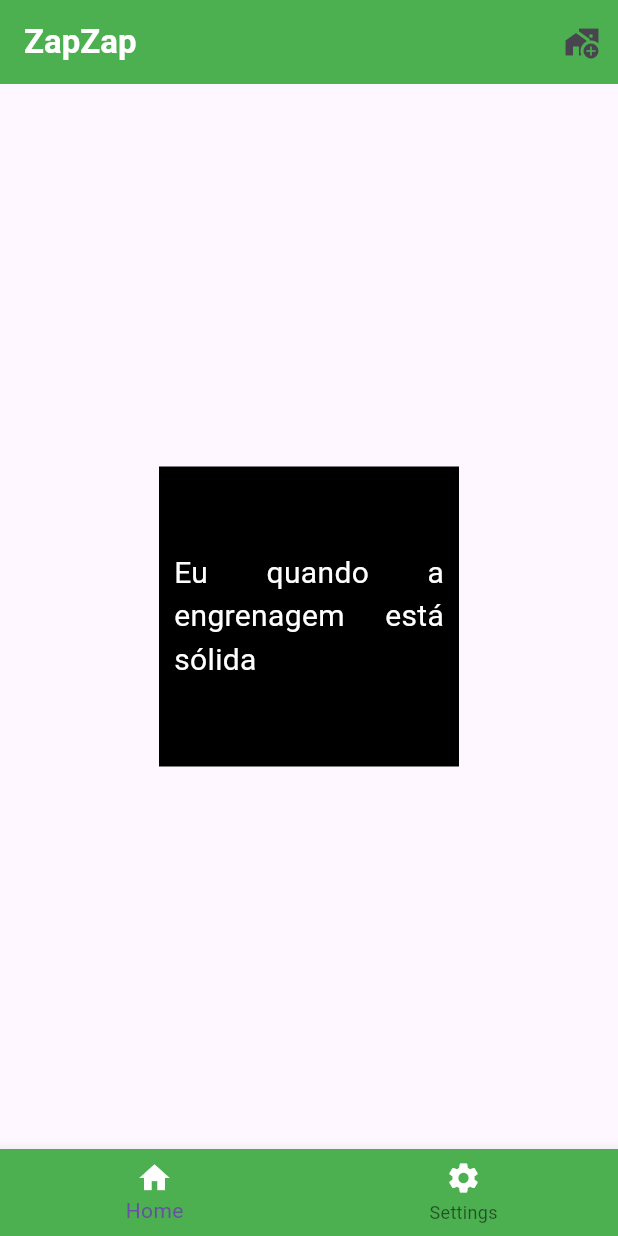
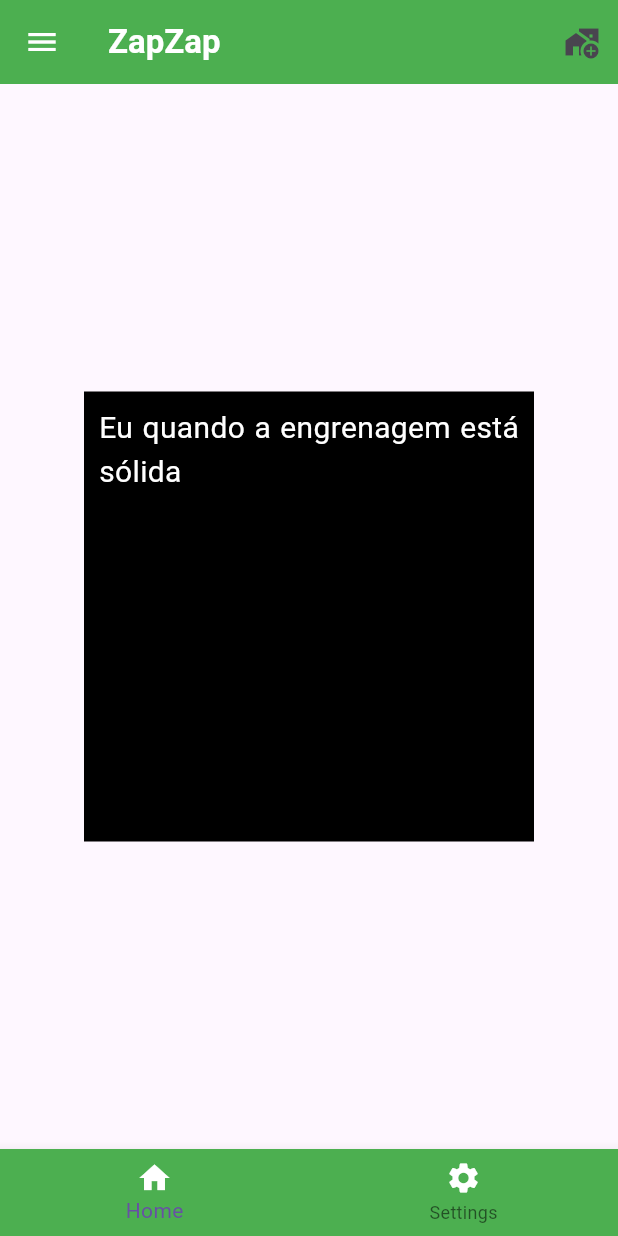
Before and after one commit to yDewolf/AulasFlutter, a Flutter app: the screen it shows after launch, on a phone screen of 412 x 824 dp. Run offline on Flutter 3.47's test engine with Material 3 defaults, Android fonts, the phone set to English and light mode, and no system bars.

Commit message:
Update main.dart

```diff
--- a/flutter_application_1/lib/main.dart
+++ b/flutter_application_1/lib/main.dart
@@ -15,6 +15,11 @@ class PrimeiraTela extends StatelessWidget {
       debugShowCheckedModeBanner: false,
       home: Scaffold(
         appBar: AppBar(
+          leading: IconButton(
+            onPressed: () {},
+            icon: Icon(Icons.menu),
+            color: Colors.white,
+          ),
           title: const Text(
             "ZapZap",
             style: TextStyle(color: Colors.white, fontWeight: FontWeight.bold),
@@ -31,17 +36,20 @@ class PrimeiraTela extends StatelessWidget {
         ),
         body: Center(
           child: Container(
-            height: 200,
-            width: 200,
+            height: 300,
+            width: 300,
             color: Colors.black,
             padding: EdgeInsets.all(10),
 
-            child: Center(
-              child: const Text(
-                "Eu quando a engrenagem está sólida",
-                style: TextStyle(color: Colors.white, fontSize: 20),
-                textAlign: TextAlign.justify,
-              ),
+            child: Column(
+              children: [
+                Text(
+                  "Eu quando a engrenagem está sólida",
+                  style: TextStyle(color: Colors.white, fontSize: 20),
+                  textAlign: TextAlign.justify,
+                ),
+                SizedBox(height: 10),
+              ],
             ),
           ),
         ),
```
